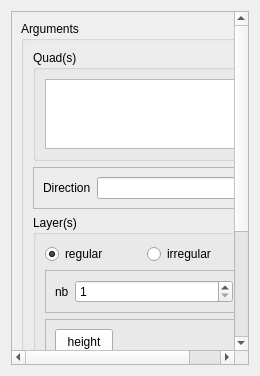
The window that src/HEXABLOCKGUI/PrismQuad_QTD.ui (SalomePlatform/hexablock) describes before a commit, drawn with Qt 5.
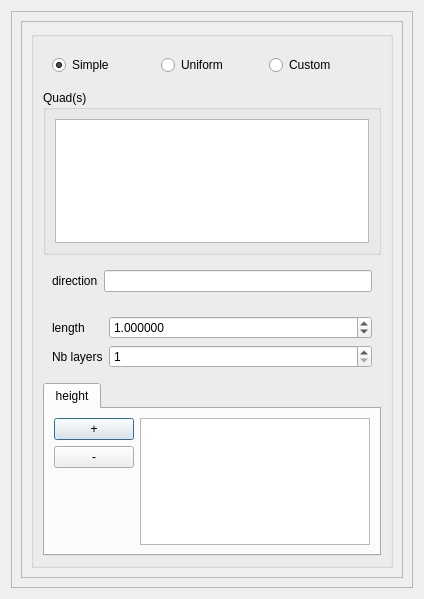
The same window after the commit.

Diff of the .ui file:
```diff
--- a/src/HEXABLOCKGUI/PrismQuad_QTD.ui
+++ b/src/HEXABLOCKGUI/PrismQuad_QTD.ui
@@ -6,8 +6,8 @@
    <rect>
     <x>0</x>
     <y>0</y>
-    <width>260</width>
-    <height>376</height>
+    <width>424</width>
+    <height>599</height>
    </rect>
   </property>
   <property name="sizePolicy">
@@ -19,7 +19,7 @@
   <property name="minimumSize">
    <size>
     <width>0</width>
-    <height>0</height>
+    <height>300</height>
    </size>
   </property>
   <property name="maximumSize">
@@ -42,12 +42,27 @@
        <rect>
         <x>0</x>
         <y>0</y>
-        <width>267</width>
-        <height>500</height>
+        <width>404</width>
+        <height>579</height>
        </rect>
       </property>
       <layout class="QVBoxLayout" name="verticalLayout_6">
        <item>
+        <widget class="QScrollArea" name="scrollArea_2">
+         <property name="widgetResizable">
+          <bool>true</bool>
+         </property>
+         <widget class="QWidget" name="scrollAreaWidgetContents_2">
+          <property name="geometry">
+           <rect>
+            <x>0</x>
+            <y>0</y>
+            <width>384</width>
+            <height>559</height>
+           </rect>
+          </property>
+          <layout class="QVBoxLayout" name="verticalLayout_2">
+           <item>
         <widget class="QGroupBox" name="groupBox_2">
          <property name="minimumSize">
           <size>
@@ -56,9 +71,39 @@
           </size>
          </property>
          <property name="title">
-          <string>Arguments</string>
+              <string/>
          </property>
          <layout class="QVBoxLayout" name="verticalLayout_5">
+              <item>
+               <widget class="QWidget" name="widget" native="true">
+                <layout class="QHBoxLayout" name="horizontalLayout_2">
+                 <item>
+                  <widget class="QRadioButton" name="extrudeTop_rb">
+                   <property name="text">
+                    <string>Simple</string>
+                   </property>
+                   <property name="checked">
+                    <bool>true</bool>
+                   </property>
+                  </widget>
+                 </item>
+                 <item>
+                  <widget class="QRadioButton" name="extrudeUni_rb">
+                   <property name="text">
+                    <string>Uniform</string>
+                   </property>
+                  </widget>
+                 </item>
+                 <item>
+                  <widget class="QRadioButton" name="extrude_rb">
+                   <property name="text">
+                    <string>Custom</string>
+                   </property>
+                  </widget>
+                 </item>
+                </layout>
+               </widget>
+              </item>
           <item>
            <widget class="QGroupBox" name="groupBox">
             <property name="sizePolicy">
@@ -91,20 +136,8 @@
            </widget>
           </item>
           <item>
-           <widget class="QFrame" name="frame">
-            <property name="maximumSize">
-             <size>
-              <width>16777215</width>
-              <height>50</height>
-             </size>
-            </property>
-            <property name="frameShape">
-             <enum>QFrame::StyledPanel</enum>
-            </property>
-            <property name="frameShadow">
-             <enum>QFrame::Raised</enum>
-            </property>
-            <layout class="QFormLayout" name="formLayout_2">
+               <widget class="QWidget" name="widget_4" native="true">
+                <layout class="QFormLayout" name="formLayout_4">
              <item row="0" column="0">
               <widget class="QLabel" name="label_4">
                <property name="sizePolicy">
@@ -114,12 +147,12 @@
                 </sizepolicy>
                </property>
                <property name="text">
-                <string>Direction</string>
+                    <string>direction</string>
                </property>
               </widget>
              </item>
              <item row="0" column="1">
-              <widget class="QLineEdit" name="vec_le">
+                  <widget class="QLineEdit" name="axis_le">
                <property name="sizePolicy">
                 <sizepolicy hsizetype="Minimum" vsizetype="Fixed">
                  <horstretch>0</horstretch>
@@ -141,55 +174,29 @@
            </widget>
           </item>
           <item>
-           <widget class="QGroupBox" name="groupBox_3">
-            <property name="sizePolicy">
-             <sizepolicy hsizetype="Preferred" vsizetype="Fixed">
-              <horstretch>0</horstretch>
-              <verstretch>0</verstretch>
-             </sizepolicy>
-            </property>
-            <property name="title">
-             <string>Layer(s)</string>
-            </property>
-            <layout class="QVBoxLayout" name="verticalLayout_2">
-             <item>
-              <layout class="QHBoxLayout" name="horizontalLayout">
-               <item>
-                <widget class="QRadioButton" name="regular_rb">
-                 <property name="text">
-                  <string>regular</string>
-                 </property>
-                 <property name="checked">
-                  <bool>true</bool>
-                 </property>
-                </widget>
-               </item>
-               <item>
-                <widget class="QRadioButton" name="irregular_rb">
-                 <property name="text">
-                  <string>irregular</string>
-                 </property>
-                </widget>
-               </item>
-              </layout>
-             </item>
-             <item>
-              <widget class="QFrame" name="frame_2">
-               <property name="frameShape">
-                <enum>QFrame::StyledPanel</enum>
-               </property>
-               <property name="frameShadow">
-                <enum>QFrame::Raised</enum>
-               </property>
+               <widget class="QWidget" name="widget_6" native="true">
                <layout class="QFormLayout" name="formLayout">
                 <item row="0" column="0">
-                 <widget class="QLabel" name="label">
+                  <widget class="QLabel" name="label_2">
                   <property name="text">
-                   <string>nb</string>
+                    <string>length</string>
                   </property>
                  </widget>
                 </item>
                 <item row="0" column="1">
+                  <widget class="QDoubleSpinBox" name="length_spb">
+                   <property name="decimals">
+                    <number>6</number>
+                   </property>
+                   <property name="maximum">
+                    <double>1000000000.000000000000000</double>
+                   </property>
+                   <property name="value">
+                    <double>1.000000000000000</double>
+                   </property>
+                  </widget>
+                 </item>
+                 <item row="2" column="1">
                  <widget class="QSpinBox" name="nb_spb">
                   <property name="minimum">
                    <number>1</number>
@@ -202,24 +209,16 @@
                   </property>
                  </widget>
                 </item>
+                 <item row="2" column="0">
+                  <widget class="QLabel" name="label">
+                   <property name="text">
+                    <string>Nb layers</string>
+                   </property>
+                  </widget>
+                 </item>
                </layout>
               </widget>
              </item>
-             <item>
-              <widget class="QFrame" name="frame_3">
-               <property name="maximumSize">
-                <size>
-                 <width>16777215</width>
-                 <height>169</height>
-                </size>
-               </property>
-               <property name="frameShape">
-                <enum>QFrame::StyledPanel</enum>
-               </property>
-               <property name="frameShadow">
-                <enum>QFrame::Raised</enum>
-               </property>
-               <layout class="QVBoxLayout" name="verticalLayout_3">
                 <item>
                  <widget class="QTabWidget" name="layers_height_w">
                   <property name="sizePolicy">
@@ -292,13 +291,24 @@
                   </widget>
                  </widget>
                 </item>
-               </layout>
-              </widget>
+              <item>
+               <spacer name="verticalSpacer">
+                <property name="orientation">
+                 <enum>Qt::Vertical</enum>
+                </property>
+                <property name="sizeHint" stdset="0">
+                 <size>
+                  <width>20</width>
+                  <height>0</height>
+                 </size>
+                </property>
+               </spacer>
              </item>
             </layout>
            </widget>
           </item>
          </layout>
+         </widget>
         </widget>
        </item>
       </layout>
```
Left out of the diff: 194 changed lines with no effect on the pictures. Lines whose indentation alone changed are shown as unchanged.
